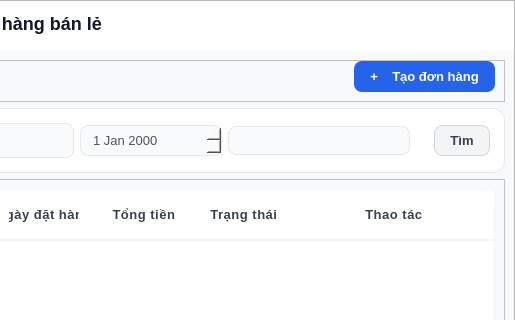
doandt0612/retail-store-management, file ui/NhanVienBanHang/mainNVBH.ui: the form before one commit; both pictures show x 407 to 922 and y 0 to 320 of the 922 by 600 pixel window.
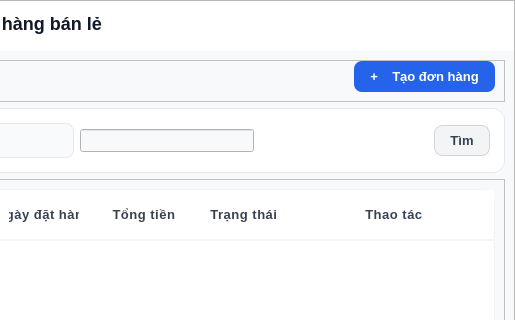
The form after the commit.

Commit message: sửa lỗi

What changed in the file:
```diff
--- a/ui/NhanVienBanHang/mainNVBH.ui
+++ b/ui/NhanVienBanHang/mainNVBH.ui
@@ -472,10 +472,7 @@
                </widget>
               </item>
               <item>
-               <widget class="QDateEdit" name="deLocNgay"/>
-              </item>
-              <item>
-               <widget class="QComboBox" name="cbLocTrangThai"/>
+               <widget class="QLineEdit" name="deLocNgay"/>
               </item>
               <item>
                <spacer name="horizontalSpacer">
```
The commit also changes 1 other file.
